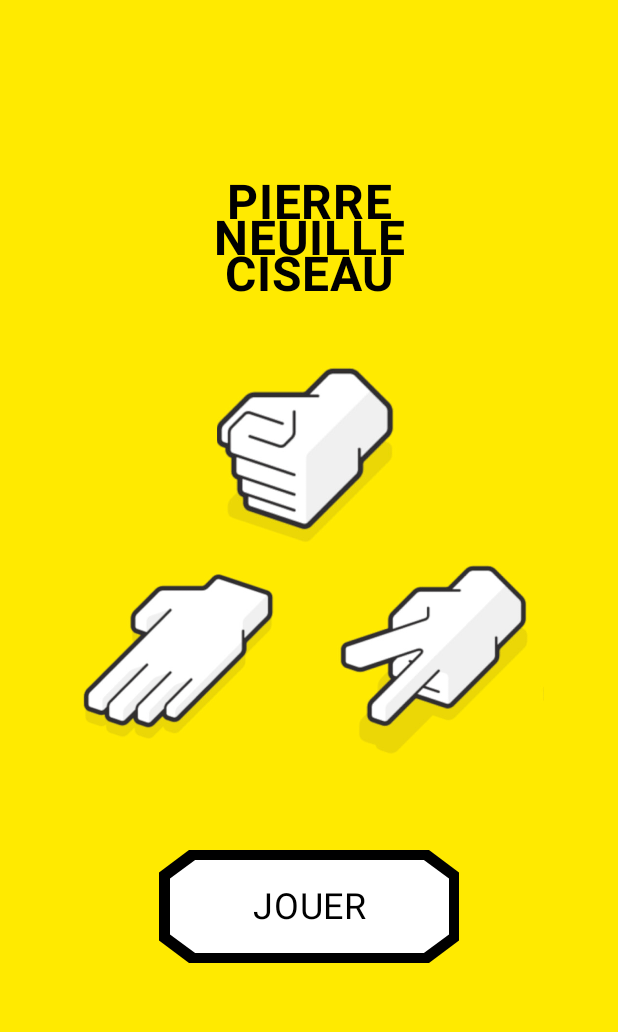
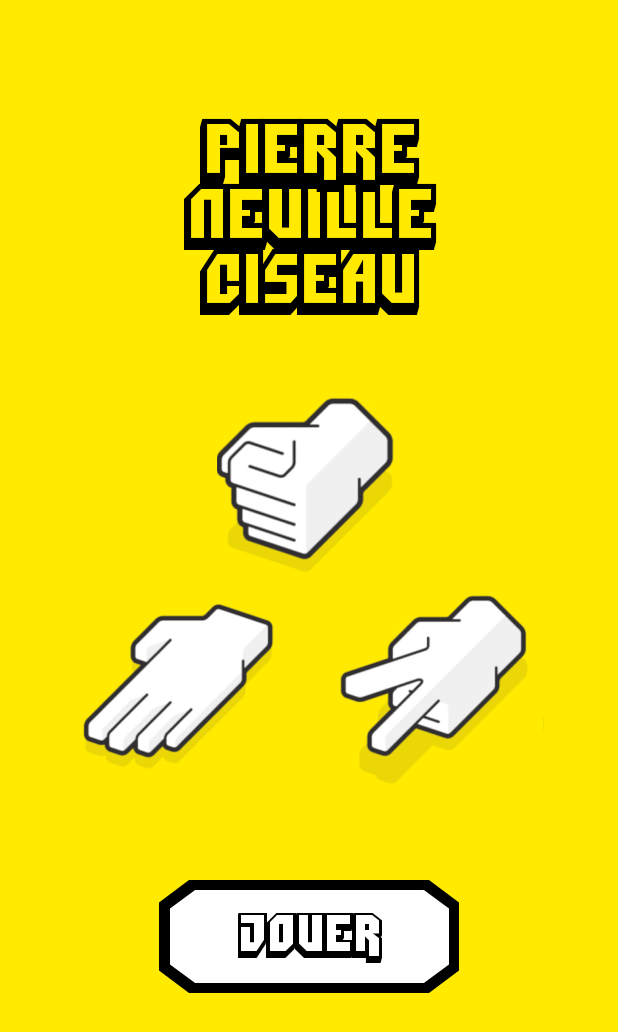
Before and after one commit to Axel-TR/ShiFuMi, an Android app built with Jetpack Compose: the screen it shows after launch (MainActivity), on a phone screen of 412 x 824 dp. Shown: the top 1032 px of the screen. Run offline under Robolectric (Android 15) with nearby library versions, the phone set to English and light mode, and no system bars.

Commit message:
New font added

```diff
--- a/app/src/main/java/com/example/shifumiapp/MainActivity.kt
+++ b/app/src/main/java/com/example/shifumiapp/MainActivity.kt
@@ -45,11 +45,18 @@ import androidx.compose.ui.draw.clip
 import androidx.compose.ui.graphics.Color
 import androidx.compose.ui.platform.LocalContext
 import androidx.compose.ui.res.painterResource
+import androidx.compose.ui.text.TextStyle
+import androidx.compose.ui.text.font.Font
+import androidx.compose.ui.text.font.FontFamily
 import androidx.compose.ui.text.font.FontWeight
 import androidx.compose.ui.text.style.TextAlign
 import androidx.compose.ui.unit.sp
 import kotlin.math.sqrt
 import kotlin.random.Random
+
+val dimitri = FontFamily(
+    Font(R.font.dimis___)
+)
 
 class MainActivity : ComponentActivity() {
     override fun onCreate(savedInstanceState: Bundle?) {
@@ -161,11 +168,15 @@ fun HomeScreen(navController: NavHostController) {
     ) {
         Text(
             text = "PIERRE\nNEUILLE\nCISEAU",
-            fontSize = 32.sp,
+            fontSize = 48.sp,
+            fontFamily = dimitri,
             fontWeight = FontWeight.Bold,
             textAlign = TextAlign.Center,
             color = Color.Black,
-            modifier = Modifier.padding(top = 100.dp)
+            style = TextStyle(
+                lineHeight = 43.sp
+            ),
+            modifier = Modifier.padding(top = 60.dp)
         )
         Spacer(modifier = Modifier.height(40.dp))
         Image(
@@ -236,7 +247,10 @@ fun HomeScreen(navController: NavHostController) {
                     .background(Color.White)
                     .padding(12.dp)
             ) {
-                Text(text = "JOUER", fontSize = 24.sp, color = Color.Black)
+                Text(text = "JOUER",
+                    fontSize = 34.sp,
+                    color = Color.Black,
+                    fontFamily = dimitri,)
             }
         }
     }
```
Also changed, not shown: app/src/main/res/font/dimis___.TTF (added).
